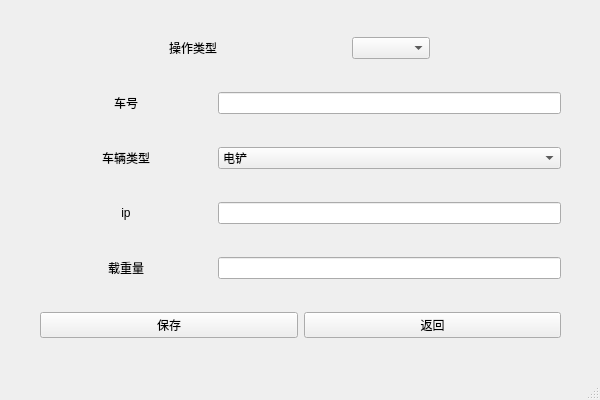
Qt form 报表生成/ui/vehicle_manager.ui (enjoylearning96/QT) before a commit.
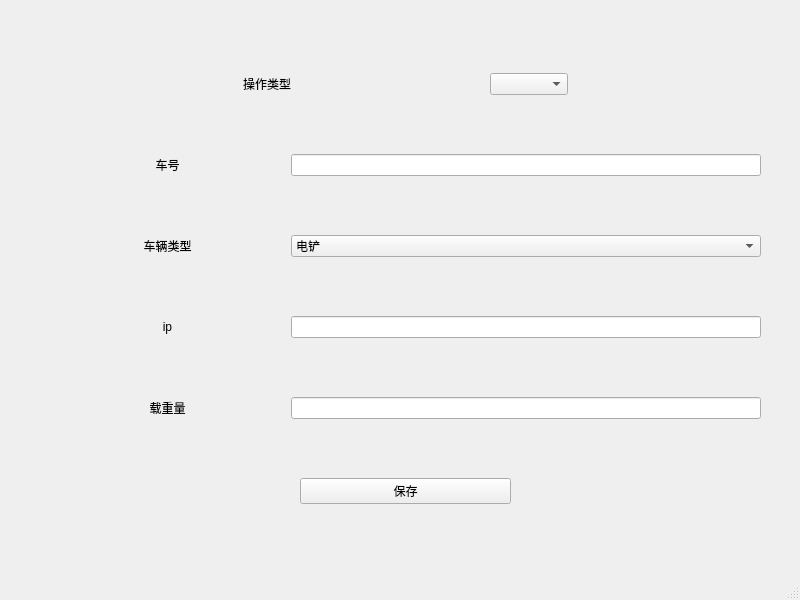
The same form after that commit.

```diff
--- a/报表生成/ui/vehicle_manager.ui
+++ b/报表生成/ui/vehicle_manager.ui
@@ -6,20 +6,26 @@
    <rect>
     <x>0</x>
     <y>0</y>
-    <width>600</width>
-    <height>400</height>
+    <width>800</width>
+    <height>600</height>
    </rect>
   </property>
+  <property name="sizePolicy">
+   <sizepolicy hsizetype="Fixed" vsizetype="Fixed">
+    <horstretch>0</horstretch>
+    <verstretch>0</verstretch>
+   </sizepolicy>
+  </property>
   <property name="minimumSize">
    <size>
-    <width>600</width>
-    <height>400</height>
+    <width>800</width>
+    <height>600</height>
    </size>
   </property>
   <property name="maximumSize">
    <size>
-    <width>600</width>
-    <height>400</height>
+    <width>800</width>
+    <height>600</height>
    </size>
   </property>
   <property name="windowTitle">
@@ -29,10 +35,10 @@
    <widget class="QWidget" name="layoutWidget">
     <property name="geometry">
      <rect>
-      <x>10</x>
-      <y>10</y>
-      <width>581</width>
-      <height>361</height>
+      <x>20</x>
+      <y>20</y>
+      <width>771</width>
+      <height>541</height>
      </rect>
     </property>
     <layout class="QVBoxLayout" name="verticalLayout" stretch="0,1,1,1,1,1">
@@ -209,6 +215,12 @@
      </item>
      <item>
       <layout class="QHBoxLayout" name="horizontalLayout_5">
+       <property name="leftMargin">
+        <number>250</number>
+       </property>
+       <property name="rightMargin">
+        <number>250</number>
+       </property>
        <item>
         <widget class="QPushButton" name="pushButton">
          <property name="text">
@@ -216,13 +228,6 @@
          </property>
         </widget>
        </item>
-       <item>
-        <widget class="QPushButton" name="pushButton_2">
-         <property name="text">
-          <string>返回</string>
-         </property>
-        </widget>
-       </item>
       </layout>
      </item>
     </layout>
```
